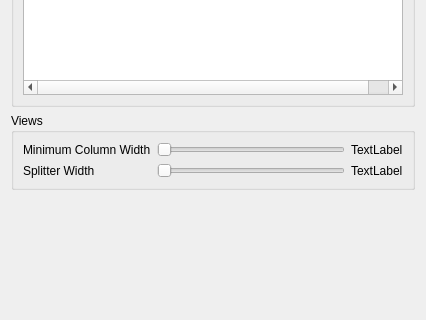
Before: the Qt Designer form src/mumble/LCD.ui in mumble-voip/mumble, drawn with Qt 5; both pictures show x 0 to 426 and y 137 to 457 of the 426 by 694 pixel window.
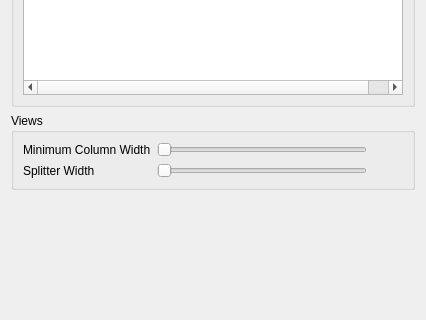
After: the same form once the commit is applied.

The edit to the form file:
```diff
--- a/src/mumble/LCD.ui
+++ b/src/mumble/LCD.ui
@@ -111,8 +111,14 @@
       </item>
       <item row="0" column="2">
        <widget class="QLabel" name="qlMinColWidth">
+        <property name="minimumSize">
+         <size>
+          <width>30</width>
+          <height>0</height>
+         </size>
+        </property>
         <property name="text">
-         <string>TextLabel</string>
+         <string/>
         </property>
        </widget>
       </item>
@@ -141,8 +147,14 @@
       </item>
       <item row="1" column="2">
        <widget class="QLabel" name="qlSplitterWidth">
+        <property name="minimumSize">
+         <size>
+          <width>30</width>
+          <height>0</height>
+         </size>
+        </property>
         <property name="text">
-         <string>TextLabel</string>
+         <string/>
         </property>
        </widget>
       </item>
```
